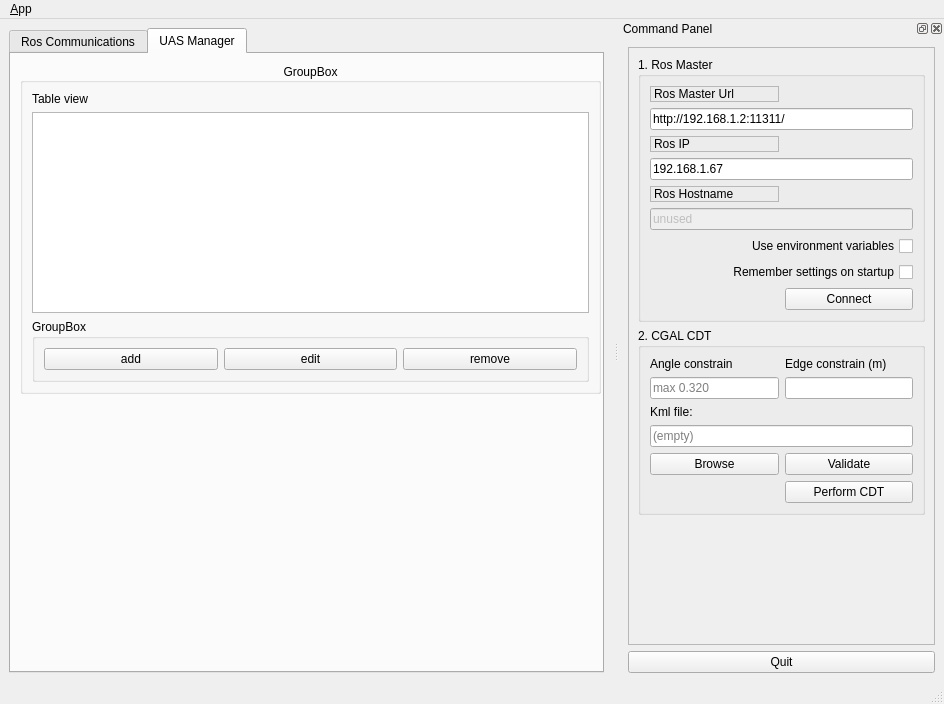
Old version of the form src/qtnp/ui/main_window.ui in the repository fbalaban/qtnp.
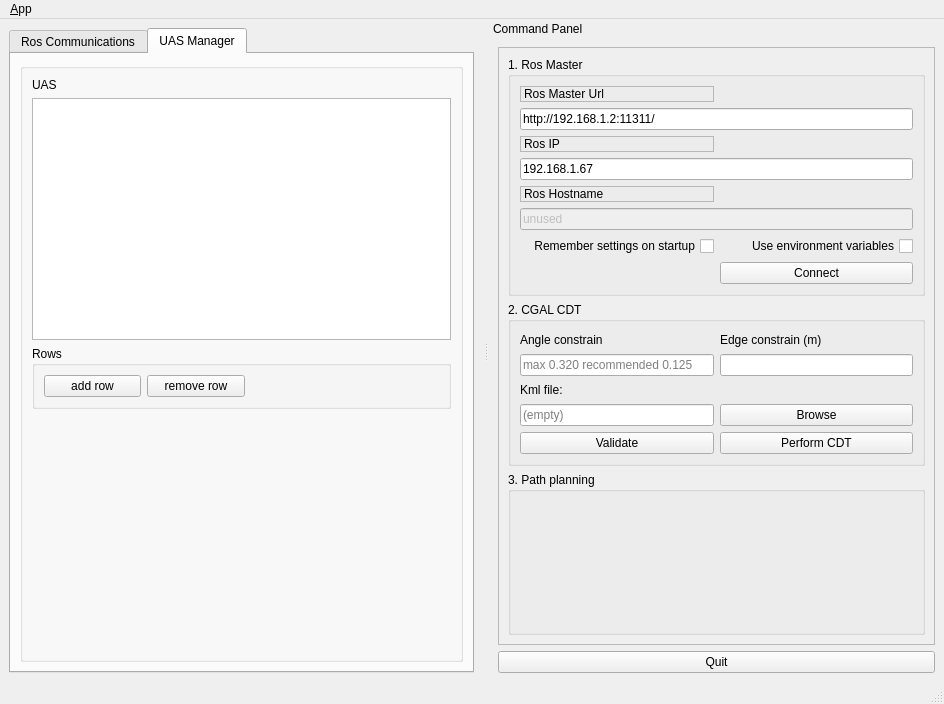
New version of the form. Icons and pictures are not drawn.

Commit message: uas table, seed points of holes in area

What changed in the file:
```diff
--- a/src/qtnp/ui/main_window.ui
+++ b/src/qtnp/ui/main_window.ui
@@ -21,9 +21,15 @@
    <locale language="English" country="Australia"/>
   </property>
   <widget class="QWidget" name="centralwidget">
-   <layout class="QGridLayout" name="gridLayout_3">
-    <item row="0" column="0">
+   <layout class="QVBoxLayout" name="verticalLayout_6">
+    <item>
      <widget class="QTabWidget" name="tab_manager">
+      <property name="sizePolicy">
+       <sizepolicy hsizetype="Preferred" vsizetype="Preferred">
+        <horstretch>0</horstretch>
+        <verstretch>0</verstretch>
+       </sizepolicy>
+      </property>
       <property name="minimumSize">
        <size>
         <width>100</width>
@@ -62,104 +68,123 @@
        </layout>
       </widget>
       <widget class="QWidget" name="tab_uas_manager">
+       <property name="enabled">
+        <bool>true</bool>
+       </property>
        <attribute name="title">
         <string>UAS Manager</string>
        </attribute>
-       <widget class="QGroupBox" name="groupBox_3">
-        <property name="geometry">
-         <rect>
-          <x>9</x>
-          <y>9</y>
-          <width>581</width>
-          <height>331</height>
-         </rect>
-        </property>
-        <property name="sizePolicy">
-         <sizepolicy hsizetype="Preferred" vsizetype="Preferred">
-          <horstretch>0</horstretch>
-          <verstretch>0</verstretch>
-         </sizepolicy>
-        </property>
-        <property name="title">
-         <string>GroupBox</string>
-        </property>
-        <property name="alignment">
-         <set>Qt::AlignCenter</set>
-        </property>
-        <layout class="QGridLayout" name="gridLayout_4">
-         <item row="1" column="0">
-          <widget class="QLabel" name="label_8">
-           <property name="text">
-            <string>Table view</string>
-           </property>
-          </widget>
-         </item>
-         <item row="3" column="0">
-          <widget class="QGroupBox" name="groupBox_4">
-           <property name="sizePolicy">
-            <sizepolicy hsizetype="Expanding" vsizetype="Preferred">
-             <horstretch>0</horstretch>
-             <verstretch>0</verstretch>
-            </sizepolicy>
-           </property>
-           <property name="title">
-            <string>GroupBox</string>
-           </property>
-           <layout class="QGridLayout" name="gridLayout_5">
-            <item row="0" column="1">
-             <widget class="QPushButton" name="pushButton_2">
-              <property name="sizePolicy">
-               <sizepolicy hsizetype="MinimumExpanding" vsizetype="Fixed">
-                <horstretch>0</horstretch>
-                <verstretch>0</verstretch>
-               </sizepolicy>
-              </property>
-              <property name="text">
-               <string>edit</string>
-              </property>
-             </widget>
-            </item>
-            <item row="0" column="0">
-             <widget class="QPushButton" name="pushButton">
-              <property name="sizePolicy">
-               <sizepolicy hsizetype="Expanding" vsizetype="Fixed">
-                <horstretch>0</horstretch>
-                <verstretch>0</verstretch>
-               </sizepolicy>
-              </property>
-              <property name="text">
-               <string>add</string>
-              </property>
-             </widget>
-            </item>
-            <item row="0" column="2">
-             <widget class="QPushButton" name="pushButton_3">
-              <property name="sizePolicy">
-               <sizepolicy hsizetype="Expanding" vsizetype="Fixed">
-                <horstretch>0</horstretch>
-                <verstretch>0</verstretch>
-               </sizepolicy>
-              </property>
-              <property name="text">
-               <string>remove</string>
-              </property>
-             </widget>
-            </item>
-           </layout>
-          </widget>
-         </item>
-         <item row="2" column="0">
-          <widget class="QTableView" name="table_view_uas">
-           <property name="sizePolicy">
-            <sizepolicy hsizetype="Expanding" vsizetype="Expanding">
-             <horstretch>0</horstretch>
-             <verstretch>0</verstretch>
-            </sizepolicy>
-           </property>
-          </widget>
-         </item>
-        </layout>
-       </widget>
+       <layout class="QVBoxLayout" name="verticalLayout_8">
+        <item>
+         <widget class="QGroupBox" name="groupBox_3">
+          <property name="sizePolicy">
+           <sizepolicy hsizetype="Expanding" vsizetype="Preferred">
+            <horstretch>0</horstretch>
+            <verstretch>0</verstretch>
+           </sizepolicy>
+          </property>
+          <property name="title">
+           <string/>
+          </property>
+          <property name="alignment">
+           <set>Qt::AlignCenter</set>
+          </property>
+          <layout class="QVBoxLayout" name="verticalLayout_7">
+           <item>
+            <widget class="QLabel" name="label_8">
+             <property name="text">
+              <string>UAS</string>
+             </property>
+            </widget>
+           </item>
+           <item>
+            <widget class="QTableView" name="table_view_uas">
+             <property name="sizePolicy">
+              <sizepolicy hsizetype="Expanding" vsizetype="Expanding">
+               <horstretch>0</horstretch>
+               <verstretch>0</verstretch>
+              </sizepolicy>
+             </property>
+            </widget>
+           </item>
+           <item>
+            <widget class="QGroupBox" name="groupBox_4">
+             <property name="title">
+              <string>Rows</string>
+             </property>
+             <layout class="QHBoxLayout" name="horizontalLayout">
+              <item>
+               <widget class="QPushButton" name="button_add">
+                <property name="sizePolicy">
+                 <sizepolicy hsizetype="Expanding" vsizetype="Fixed">
+                  <horstretch>0</horstretch>
+                  <verstretch>0</verstretch>
+                 </sizepolicy>
+                </property>
+                <property name="text">
+                 <string>add row</string>
+                </property>
+               </widget>
+              </item>
+              <item>
+               <widget class="QPushButton" name="button_remove">
+                <property name="sizePolicy">
+                 <sizepolicy hsizetype="Expanding" vsizetype="Fixed">
+                  <horstretch>0</horstretch>
+                  <verstretch>0</verstretch>
+                 </sizepolicy>
+                </property>
+                <property name="text">
+                 <string>remove row</string>
+                </property>
+               </widget>
+              </item>
+              <item>
+               <spacer name="horizontalSpacer_2">
+                <property name="orientation">
+                 <enum>Qt::Horizontal</enum>
+                </property>
+                <property name="sizeHint" stdset="0">
+                 <size>
+                  <width>40</width>
+                  <height>20</height>
+                 </size>
+                </property>
+               </spacer>
+              </item>
+              <item>
+               <spacer name="horizontalSpacer">
+                <property name="orientation">
+                 <enum>Qt::Horizontal</enum>
+                </property>
+                <property name="sizeHint" stdset="0">
+                 <size>
+                  <width>40</width>
+                  <height>20</height>
+                 </size>
+                </property>
+               </spacer>
+              </item>
+             </layout>
+            </widget>
+           </item>
+           <item>
+            <spacer name="verticalSpacer_2">
+             <property name="orientation">
+              <enum>Qt::Vertical</enum>
+             </property>
+             <property name="sizeHint" stdset="0">
+              <size>
+               <width>20</width>
+               <height>40</height>
+              </size>
+             </property>
+            </spacer>
+           </item>
+          </layout>
+         </widget>
+        </item>
+       </layout>
       </widget>
      </widget>
     </item>
@@ -189,18 +214,27 @@
   </widget>
   <widget class="QStatusBar" name="statusbar"/>
   <widget class="QDockWidget" name="dock_status">
+   <property name="enabled">
+    <bool>true</bool>
+   </property>
    <property name="sizePolicy">
-    <sizepolicy hsizetype="Minimum" vsizetype="Preferred">
+    <sizepolicy hsizetype="Expanding" vsizetype="Preferred">
      <horstretch>0</horstretch>
      <verstretch>0</verstretch>
     </sizepolicy>
    </property>
    <property name="minimumSize">
     <size>
-     <width>325</width>
+     <width>455</width>
      <height>585</height>
     </size>
    </property>
+   <property name="floating">
+    <bool>false</bool>
+   </property>
+   <property name="features">
+    <set>QDockWidget::NoDockWidgetFeatures</set>
+   </property>
    <property name="allowedAreas">
     <set>Qt::RightDockWidgetArea</set>
    </property>
@@ -318,26 +352,6 @@
              </property>
             </widget>
            </item>
-           <item row="10" column="0" colspan="2">
-            <widget class="QCheckBox" name="checkbox_use_environment">
-             <property name="layoutDirection">
-              <enum>Qt::RightToLeft</enum>
-             </property>
-             <property name="text">
-              <string>Use environment variables</string>
-             </property>
-            </widget>
-           </item>
-           <item row="11" column="0" colspan="2">
-            <widget class="QCheckBox" name="checkbox_remember_settings">
-             <property name="layoutDirection">
-              <enum>Qt::RightToLeft</enum>
-             </property>
-             <property name="text">
-              <string>Remember settings on startup</string>
-             </property>
-            </widget>
-           </item>
            <item row="12" column="0">
             <spacer name="horizontal_spacer">
              <property name="orientation">
@@ -351,6 +365,26 @@
              </property>
             </spacer>
            </item>
+           <item row="6" column="0">
+            <widget class="QCheckBox" name="checkbox_remember_settings">
+             <property name="layoutDirection">
+              <enum>Qt::RightToLeft</enum>
+             </property>
+             <property name="text">
+              <string>Remember settings on startup</string>
+             </property>
+            </widget>
+           </item>
+           <item row="6" column="1">
+            <widget class="QCheckBox" name="checkbox_use_environment">
+             <property name="layoutDirection">
+              <enum>Qt::RightToLeft</enum>
+             </property>
+             <property name="text">
+              <string>Use environment variables</string>
+             </property>
+            </widget>
+           </item>
           </layout>
          </widget>
         </item>
@@ -360,16 +394,6 @@
            <string>2. CGAL CDT</string>
           </property>
           <layout class="QGridLayout" name="gridLayout_2">
-           <item row="4" column="0" colspan="2">
-            <widget class="QLineEdit" name="line_edit_kml_file">
-             <property name="readOnly">
-              <bool>false</bool>
-             </property>
-             <property name="placeholderText">
-              <string>(empty)</string>
-             </property>
-            </widget>
-           </item>
            <item row="0" column="1">
             <widget class="QLabel" name="label_5">
              <property name="text">
@@ -377,19 +401,6 @@
              </property>
             </widget>
            </item>
-           <item row="5" column="0">
-            <widget class="QPushButton" name="button_browse">
-             <property name="sizePolicy">
-              <sizepolicy hsizetype="MinimumExpanding" vsizetype="Fixed">
-               <horstretch>0</horstretch>
-               <verstretch>0</verstretch>
-              </sizepolicy>
-             </property>
-             <property name="text">
-              <string>Browse</string>
-             </property>
-            </widget>
-           </item>
            <item row="1" column="1">
             <widget class="QLineEdit" name="line_edit_edge_constr">
              <property name="maxLength">
@@ -404,20 +415,13 @@
              </property>
             </widget>
            </item>
-           <item row="5" column="1">
-            <widget class="QPushButton" name="button_validate_kml">
-             <property name="text">
-              <string>Validate</string>
-             </property>
-            </widget>
-           </item>
            <item row="1" column="0">
             <widget class="QLineEdit" name="line_edit_angle_constr">
              <property name="maxLength">
               <number>10</number>
              </property>
              <property name="placeholderText">
-              <string>max 0.320</string>
+              <string>max 0.320 recommended 0.125</string>
              </property>
             </widget>
            </item>
@@ -435,6 +439,36 @@
              </property>
             </widget>
            </item>
+           <item row="4" column="0">
+            <widget class="QLineEdit" name="line_edit_kml_file">
+             <property name="readOnly">
+              <bool>false</bool>
+             </property>
+             <property name="placeholderText">
+              <string>(empty)</string>
+             </property>
+            </widget>
+           </item>
+           <item row="4" column="1">
+            <widget class="QPushButton" name="button_browse">
+             <property name="sizePolicy">
+              <sizepolicy hsizetype="MinimumExpanding" vsizetype="Fixed">
+               <horstretch>0</horstretch>
+               <verstretch>0</verstretch>
+              </sizepolicy>
+             </property>
+             <property name="text">
+              <string>Browse</string>
+             </property>
+            </widget>
+           </item>
+           <item row="6" column="0">
+            <widget class="QPushButton" name="button_validate_kml">
+             <property name="text">
+              <string>Validate</string>
+             </property>
+            </widget>
+           </item>
           </layout>
           <zorder>line_edit_edge_constr</zorder>
           <zorder>label_5</zorder>
@@ -448,17 +482,11 @@
          </widget>
         </item>
         <item>
-         <spacer name="verticalSpacer">
-          <property name="orientation">
-           <enum>Qt::Vertical</enum>
+         <widget class="QGroupBox" name="groupBox_5">
+          <property name="title">
+           <string>3. Path planning</string>
           </property>
-          <property name="sizeHint" stdset="0">
-           <size>
-            <width>20</width>
-            <height>40</height>
-           </size>
-          </property>
-         </spacer>
+         </widget>
         </item>
        </layout>
       </widget>
```
Left out of the diff: 2 changed lines with no effect on the pictures. The commit also changes 47 other files.
